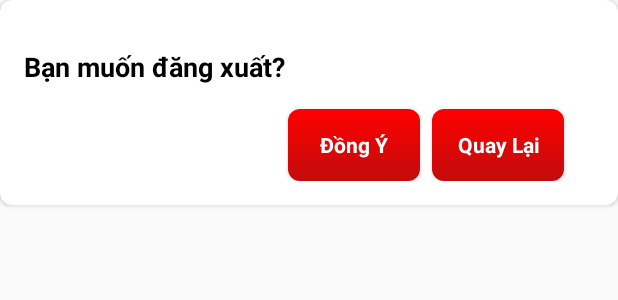
After one commit to hblong1111/Do4Life, an Android app: the layout dialog_log_out.xml on its own in the app's theme, with its tools: preview values and no code run, on a phone screen of 412 x 824 dp. The commit adds this screen. Shown: the top 300 px of the screen. Run offline under Robolectric (Android 15) with nearby library versions, the phone set to English and light mode, and no system bars.

Commit message:
update code

```diff
--- /dev/null
+++ b/app/src/main/res/layout/dialog_log_out.xml
@@ -0,0 +1,56 @@
+<?xml version="1.0" encoding="utf-8"?>
+<androidx.cardview.widget.CardView xmlns:android="http://schemas.android.com/apk/res/android"
+    android:layout_width="match_parent"
+    xmlns:app="http://schemas.android.com/apk/res-auto"
+    app:cardCornerRadius="8dp"
+    android:layout_height="wrap_content">
+
+    <androidx.constraintlayout.widget.ConstraintLayout xmlns:android="http://schemas.android.com/apk/res/android"
+        xmlns:app="http://schemas.android.com/apk/res-auto"
+        xmlns:tools="http://schemas.android.com/tools"
+        android:layout_width="match_parent"
+        android:layout_height="wrap_content"
+        android:padding="16dp">
+
+        <TextView
+            android:id="@+id/textView12"
+            android:layout_width="wrap_content"
+            android:layout_height="wrap_content"
+            android:layout_marginTop="16dp"
+            android:text="Bạn muốn đăng xuất?"
+            android:textColor="#000000"
+            android:textSize="18sp"
+            android:textStyle="bold"
+            app:layout_constraintStart_toStartOf="parent"
+            app:layout_constraintTop_toTopOf="parent" />
+
+        <Button
+            android:id="@+id/btnCancel"
+            android:layout_width="wrap_content"
+            android:layout_height="wrap_content"
+            android:layout_marginHorizontal="20dp"
+            android:background="@drawable/bg_btn_login"
+            android:fontFamily="@font/roboto_bold"
+            android:text="Quay Lại"
+            android:textAllCaps="false"
+            android:textColor="#FFFFFF"
+            app:layout_constraintEnd_toEndOf="parent"
+            app:layout_constraintTop_toTopOf="@+id/btnOk" />
+
+        <Button
+            android:id="@+id/btnOk"
+            android:layout_width="wrap_content"
+            android:layout_height="wrap_content"
+            android:layout_marginHorizontal="20dp"
+            android:layout_marginTop="16dp"
+            android:layout_marginEnd="8dp"
+            android:background="@drawable/bg_btn_login"
+            android:fontFamily="@font/roboto_bold"
+            android:text="Đồng Ý"
+            android:textAllCaps="false"
+            android:textColor="#FFFFFF"
+            app:layout_constraintEnd_toStartOf="@+id/btnCancel"
+            app:layout_constraintTop_toBottomOf="@+id/textView12" />
+
+    </androidx.constraintlayout.widget.ConstraintLayout>
+</androidx.cardview.widget.CardView>
```
Also changed, not shown: app/src/main/java/com/longhb/do4life/activity/HomeActivity.java (+86 -38 lines), app/src/main/res/layout/activity_home.xml (+14 -7 lines), app/src/main/res/menu/activity_main_drawer.xml (+0 -7 lines), app/src/main/res/navigation/mobile_navigation.xml (+10 -2 lines).
